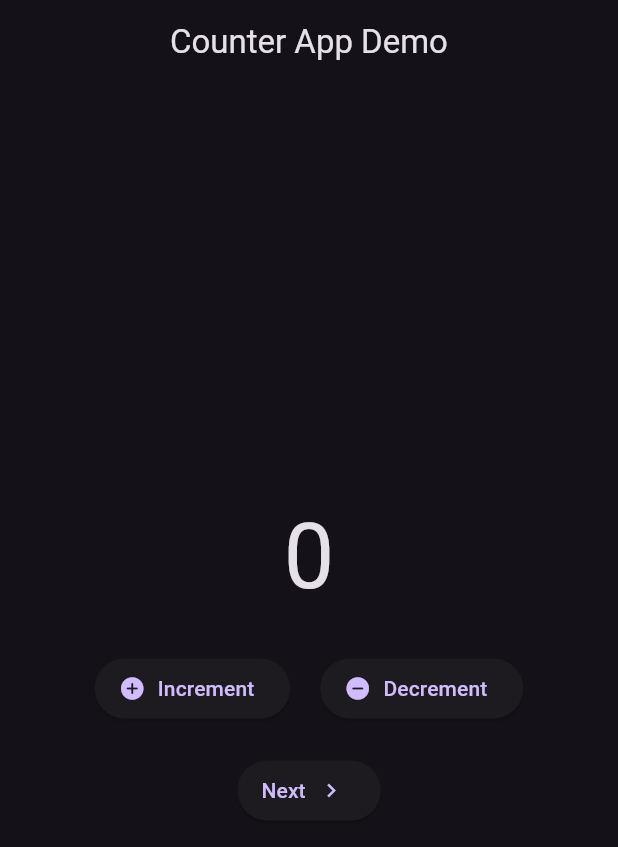
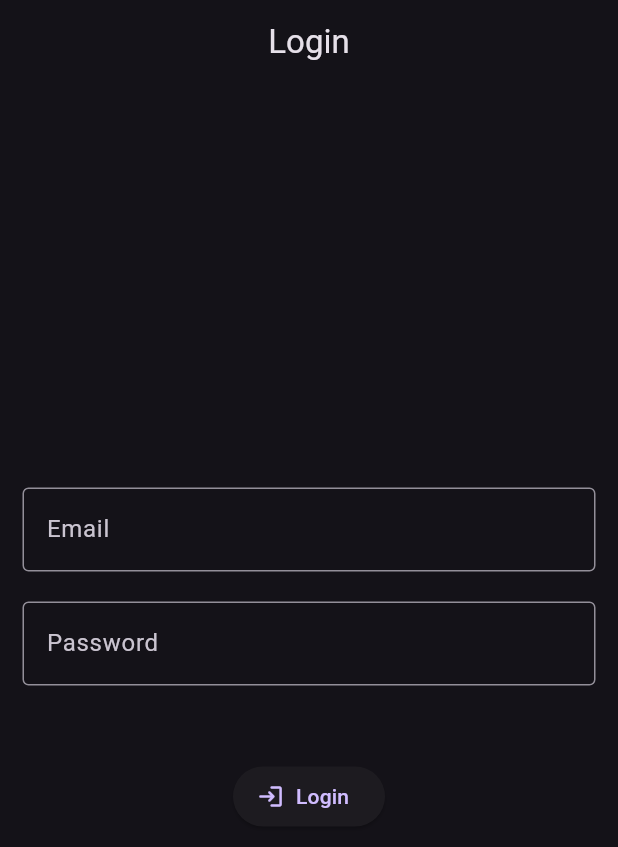
Before and after one commit to mraj555/BlocLabs, a Flutter app: the screen it shows after launch, on a phone screen of 412 x 824 dp. Shown: the top 847 px of the screen. Run offline on Flutter 3.47's test engine with Material 3 defaults, Android fonts, the phone set to English and light mode, and no system bars; our stand-ins replace bloc, equatable, flutter_bloc, image_picker.

Commit message:
feat: Implement BLoC-based Login Authentication
This commit introduces a new user authentication feature using the BLoC pattern. It includes a login screen with email and password fields, API integration for validation, and state management to handle the UI updates.

**Key Changes:**

*   **`LoginScreen` (UI):**
    *   A new screen with `TextFormField` inputs for email and password.
    *   Uses `BlocBuilder` to update the UI based on input changes.
    *   A "Login" button triggers the authentication process.
    *   Uses `BlocListener` to display `SnackBar` notifications for loading, success, and failure states.

*   **`LoginBloc` (State Management):**
    *   Manages the state for the login process (`LoginState`), including `email`, `password`, `status`, and `message`.
    *   Handles `EmailChanged`, `PasswordChanged`, and `LoginAPI` events.
    *   Communicates with the `reqres.in` API to validate user credentials.
    *   Emits new states to reflect the login status (initial, loading, success, failure).

*   **`main.dart`:**
    *   The `LoginScreen` is now set as the home screen of the application.

*   **`AndroidManifest.xml`:**
    *   Added the `INTERNET` permission to allow network requests.

```diff
--- /dev/null
+++ b/lib/authentication_app/bloc/login_bloc.dart
@@ -0,0 +1,47 @@
+import 'dart:convert';
+
+import 'package:bloc/bloc.dart';
+import 'package:equatable/equatable.dart';
+import 'package:http/http.dart' as http;
+
+part 'login_event.dart';
+
+part 'login_state.dart';
+
+class LoginBloc extends Bloc<LoginEvent, LoginState> {
+  LoginBloc() : super(LoginState()) {
+    on<EmailChanged>(_onEmailChanged);
+    on<PasswordChanged>(_onPasswordChanged);
+    on<LoginAPI>(_onLoginAPI);
+  }
+
+  void _onEmailChanged(EmailChanged event, Emitter<LoginState> emit) {
+    emit(state.copyWith(email: event.email, status: LoginStatus.initial));
+  }
+
+  void _onPasswordChanged(PasswordChanged event, Emitter<LoginState> emit) {
+    emit(state.copyWith(password: event.password, status: LoginStatus.initial));
+  }
+
+  void _onLoginAPI(LoginAPI event, Emitter<LoginState> emit) async {
+    emit(state.copyWith(status: LoginStatus.loading));
+    Map<String, dynamic> credential = {'email': state.email, 'password': state.password};
+
+    try {
+      final response = await http.post(
+        Uri.parse('https://reqres.in/api/login'),
+        body: credential,
+        headers: {'x-api-key': 'reqres-free-v1'},
+      );
+      final data = json.decode(response.body);
+
+      if (response.statusCode == 200) {
+        emit(state.copyWith(message: "Login Successfully : ${data['token']}.", status: LoginStatus.success));
+      } else {
+        emit(state.copyWith(message: data['error'], status: LoginStatus.failure));
+      }
+    } catch (e) {
+      emit(state.copyWith(message: e.toString(), status: LoginStatus.failure));
+    }
+  }
+}
--- /dev/null
+++ b/lib/authentication_app/bloc/login_event.dart
@@ -0,0 +1,28 @@
+part of 'login_bloc.dart';
+
+abstract class LoginEvent extends Equatable {
+  const LoginEvent();
+
+  @override
+  List<Object?> get props => [];
+}
+
+class EmailChanged extends LoginEvent {
+  final String email;
+
+  const EmailChanged({required this.email});
+
+  @override
+  List<Object?> get props => [email];
+}
+
+class PasswordChanged extends LoginEvent {
+  final String password;
+
+  const PasswordChanged({required this.password});
+
+  @override
+  List<Object?> get props => [password];
+}
+
+class LoginAPI extends LoginEvent {}
--- /dev/null
+++ b/lib/authentication_app/bloc/login_state.dart
@@ -0,0 +1,22 @@
+part of 'login_bloc.dart';
+
+enum LoginStatus { initial, loading, success, failure }
+
+class LoginState extends Equatable {
+  final String email;
+  final String password;
+  final String message;
+  final LoginStatus status;
+
+  const LoginState({this.email = '', this.password = '', this.message = '', this.status = LoginStatus.initial});
+
+  LoginState copyWith({String? email, String? password, String? message, LoginStatus? status}) => LoginState(
+    email: email ?? this.email,
+    password: password ?? this.password,
+    message: message ?? this.message,
+    status: status ?? this.status,
+  );
+
+  @override
+  List<Object?> get props => [email, password, message, status];
+}
--- /dev/null
+++ b/lib/authentication_app/ui/login_screen.dart
@@ -0,0 +1,98 @@
+import 'package:bloclabs/authentication_app/bloc/login_bloc.dart';
+import 'package:flutter/material.dart';
+import 'package:flutter_bloc/flutter_bloc.dart';
+
+class LoginScreen extends StatefulWidget {
+  const LoginScreen({super.key});
+
+  @override
+  State<LoginScreen> createState() => _LoginScreenState();
+}
+
+class _LoginScreenState extends State<LoginScreen> {
+  late LoginBloc _bloc;
+  final FocusNode _emailNode = FocusNode();
+  final FocusNode _passwordNode = FocusNode();
+
+  @override
+  void initState() {
+    _bloc = LoginBloc();
+    super.initState();
+  }
+
+  @override
+  Widget build(BuildContext context) {
+    return SafeArea(
+      child: BlocProvider<LoginBloc>(
+        create: (context) => _bloc,
+        child: Scaffold(
+          appBar: AppBar(title: Text("Login"), centerTitle: true),
+          body: Padding(
+            padding: EdgeInsets.all(15),
+            child: Column(
+              crossAxisAlignment: CrossAxisAlignment.center,
+              mainAxisAlignment: MainAxisAlignment.center,
+              children: [
+                BlocBuilder<LoginBloc, LoginState>(
+                  buildWhen: (previous, current) => current.email != previous.email,
+                  builder: (context, state) {
+                    return TextFormField(
+                      keyboardType: TextInputType.emailAddress,
+                      focusNode: _emailNode,
+                      decoration: InputDecoration(hintText: "Email", border: OutlineInputBorder()),
+                      onChanged: (value) => context.read<LoginBloc>().add(EmailChanged(email: value)),
+                      onFieldSubmitted: (value) {},
+                    );
+                  },
+                ),
+                SizedBox(height: 20),
+                BlocBuilder<LoginBloc, LoginState>(
+                  buildWhen: (previous, current) => current.password != previous.password,
+                  builder: (context, state) {
+                    return TextFormField(
+                      keyboardType: TextInputType.visiblePassword,
+                      focusNode: _passwordNode,
+                      decoration: InputDecoration(hintText: "Password", border: OutlineInputBorder()),
+                      onChanged: (value) => context.read<LoginBloc>().add(PasswordChanged(password: value)),
+                      onFieldSubmitted: (value) {},
+                    );
+                  },
+                ),
+                SizedBox(height: 50),
+                BlocListener<LoginBloc, LoginState>(
+                  listener: (context, state) {
+                    if (state.status == LoginStatus.failure) {
+                      ScaffoldMessenger.of(context)
+                        ..hideCurrentSnackBar()
+                        ..showSnackBar(SnackBar(content: Text(state.message)));
+                    }
+                    if (state.status == LoginStatus.loading) {
+                      ScaffoldMessenger.of(context)
+                        ..hideCurrentSnackBar()
+                        ..showSnackBar(SnackBar(content: Text("Login is processing...")));
+                    }
+                    if (state.status == LoginStatus.success) {
+                      ScaffoldMessenger.of(context)
+                        ..hideCurrentSnackBar()
+                        ..showSnackBar(SnackBar(content: Text(state.message)));
+                    }
+                  },
+                  child: BlocBuilder<LoginBloc, LoginState>(
+                    buildWhen: (previous, current) => false,
+                    builder: (context, state) {
+                      return ElevatedButton.icon(
+                        onPressed: () => context.read<LoginBloc>().add(LoginAPI()),
+                        label: Text("Login"),
+                        icon: Icon(Icons.login_rounded),
+                      );
+                    },
+                  ),
+                ),
+              ],
+            ),
+          ),
+        ),
+      ),
+    );
+  }
+}
--- a/lib/main.dart
+++ b/lib/main.dart
@@ -1,3 +1,4 @@
+import 'package:bloclabs/authentication_app/ui/login_screen.dart';
 import 'package:bloclabs/counter_app/ui/counter_screen.dart';
 import 'package:bloclabs/equatable_demo/equatable_demo.dart';
 import 'package:bloclabs/favourite_app/bloc/favourite_bloc.dart';
@@ -66,7 +67,7 @@ class MyApp extends StatelessWidget {
       child: MaterialApp(
         debugShowCheckedModeBanner: false,
         theme: ThemeData(useMaterial3: true, brightness: Brightness.dark),
-        home: CounterScreen(),
+        home: LoginScreen(),
       ),
     );
   }
```
Also changed, not shown: 1 other file.
